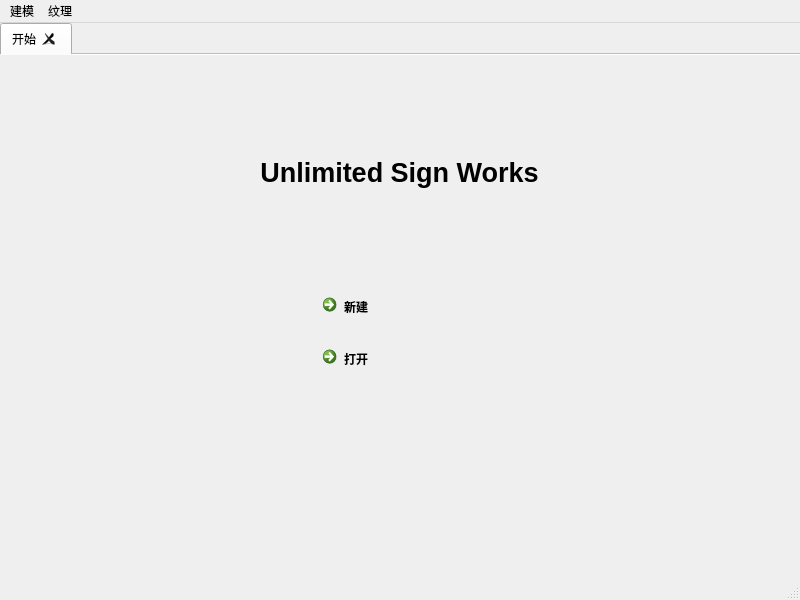
Before: the Qt Designer form app/win/MainWindow.ui in Arkueid/unlimited-sign-works, drawn with Qt 5.
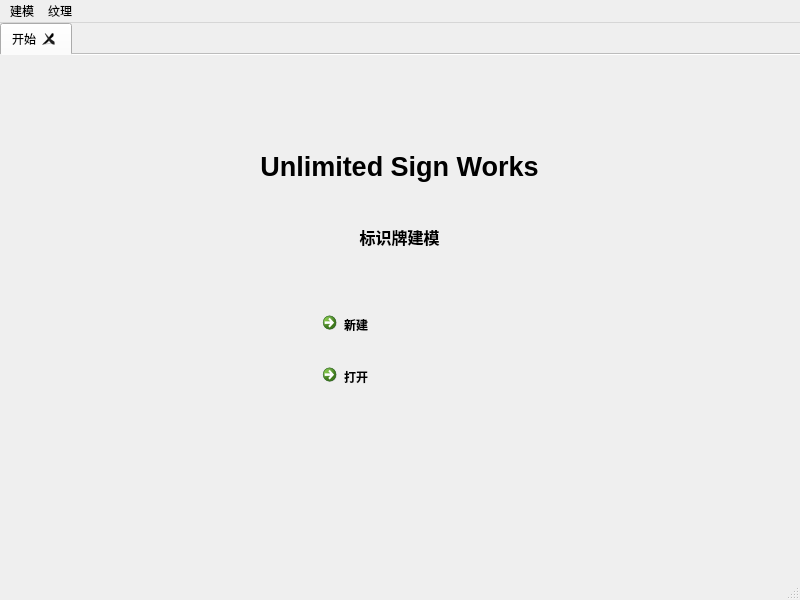
After: the same form once the commit is applied. Icons and pictures are not drawn.

```diff
--- a/app/win/MainWindow.ui
+++ b/app/win/MainWindow.ui
@@ -71,7 +71,7 @@
        </attribute>
        <layout class="QHBoxLayout" name="horizontalLayout_2" stretch="3">
         <item>
-         <layout class="QVBoxLayout" name="verticalLayout" stretch="3,1,1,5">
+         <layout class="QVBoxLayout" name="verticalLayout" stretch="3,0,1,1,5">
           <property name="topMargin">
            <number>50</number>
           </property>
@@ -91,6 +91,22 @@
             </property>
            </widget>
           </item>
+          <item>
+           <widget class="QLabel" name="label_2">
+            <property name="font">
+             <font>
+              <pointsize>12</pointsize>
+              <bold>true</bold>
+             </font>
+            </property>
+            <property name="text">
+             <string>标识牌建模</string>
+            </property>
+            <property name="alignment">
+             <set>Qt::AlignmentFlag::AlignCenter</set>
+            </property>
+           </widget>
+          </item>
           <item>
            <layout class="QHBoxLayout" name="horizontalLayout_4">
             <property name="topMargin">
```
